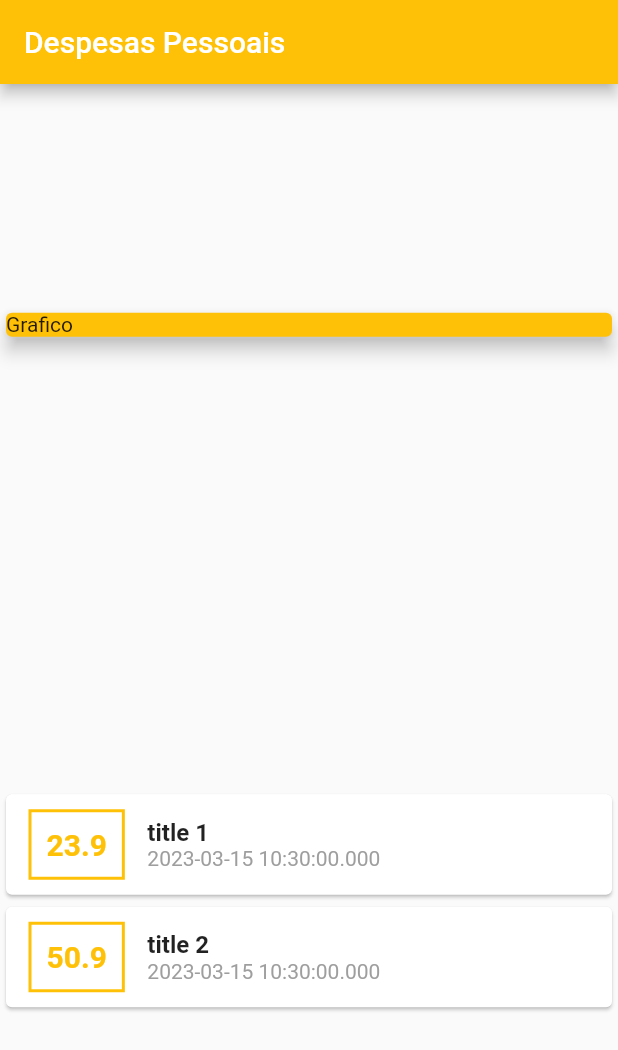
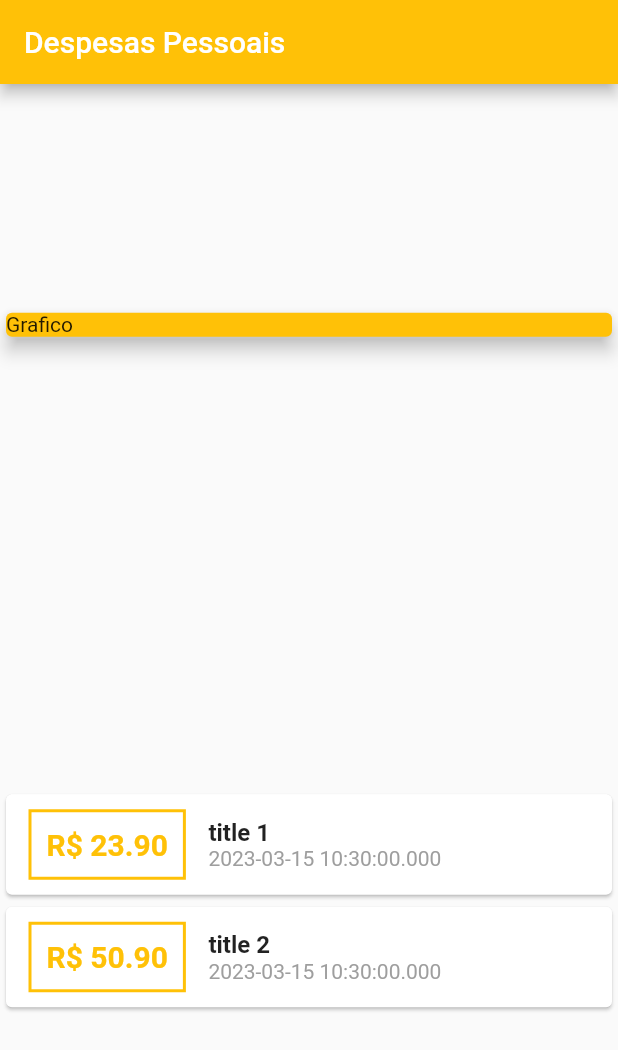
Before and after one commit to renansantos07/learning_flutter, a Flutter app: the screen it shows after launch, on a phone screen of 412 x 824 dp. Shown: the top 1050 px of the screen. Run offline on Flutter 3.47's test engine with Material 2 defaults, Android fonts, the phone set to English and light mode, and no system bars; missing offline and left inert: dart:ffi.

Commit message:
interpolação

```diff
--- a/ryc_expenses/lib/main.dart
+++ b/ryc_expenses/lib/main.dart
@@ -67,7 +67,7 @@ class MyHome extends StatelessWidget {
                       )),
                       padding: const EdgeInsets.all(10),
                       child: Text(
-                        elem.value.toString(),
+                        'R\$ ${elem.value.toStringAsFixed(2)}',
                         style: const TextStyle(
                           fontWeight: FontWeight.bold,
                           fontSize: 20,
```
